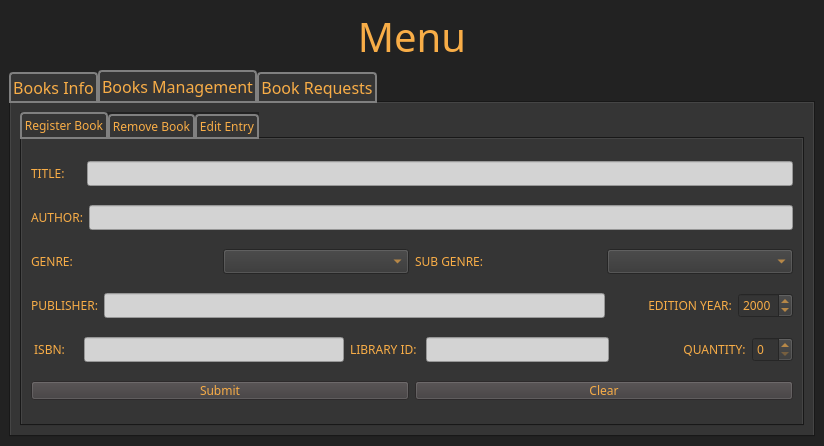
Qt form mainwindow.ui (DistroRickDev/lms_oop_qt) before a commit.
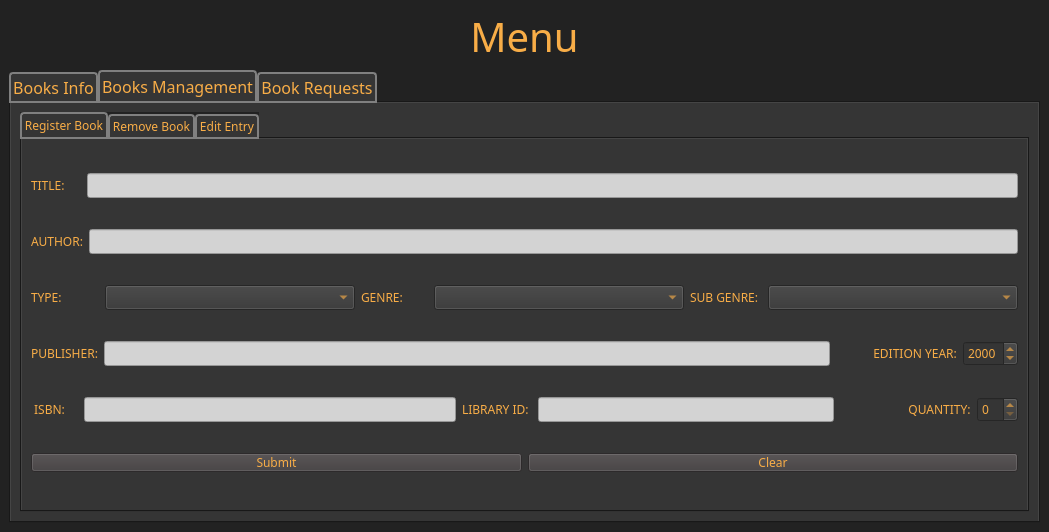
The same form after that commit.

Commit message: change genre and subgenre

```diff
--- a/mainwindow.ui
+++ b/mainwindow.ui
@@ -6,8 +6,8 @@
    <rect>
     <x>0</x>
     <y>0</y>
-    <width>824</width>
-    <height>446</height>
+    <width>1049</width>
+    <height>532</height>
    </rect>
   </property>
   <property name="font">
@@ -69,7 +69,7 @@
 	background: #353535;
 }
 
-QSpinBox, QDateEdit, #genre_cb, #subgenre_cb{
+QSpinBox, QDateEdit, #genre_cb, #subgenre_cb, #type_cb{
 	background: #353535;
 	color: #f8ad47;
 }
@@ -102,7 +102,7 @@
    <property name="styleSheet">
     <string notr="true"/>
    </property>
-   <layout class="QVBoxLayout" name="verticalLayout_6">
+   <layout class="QVBoxLayout" name="verticalLayout_3">
     <item>
      <layout class="QVBoxLayout" name="verticalLayout">
       <item>
@@ -159,7 +159,7 @@
              <attribute name="title">
               <string>Register Book</string>
              </attribute>
-             <layout class="QVBoxLayout" name="verticalLayout_3">
+             <layout class="QVBoxLayout" name="verticalLayout_6">
               <item>
                <layout class="QHBoxLayout" name="horizontalLayout">
                 <item>
@@ -190,6 +190,27 @@
               </item>
               <item>
                <layout class="QHBoxLayout" name="horizontalLayout_19">
+                <item>
+                 <layout class="QHBoxLayout" name="horizontalLayout_14">
+                  <item>
+                   <widget class="QLabel" name="type_label">
+                    <property name="text">
+                     <string>TYPE: </string>
+                    </property>
+                   </widget>
+                  </item>
+                  <item>
+                   <widget class="QComboBox" name="type_cb">
+                    <property name="minimumSize">
+                     <size>
+                      <width>250</width>
+                      <height>0</height>
+                     </size>
+                    </property>
+                   </widget>
+                  </item>
+                 </layout>
+                </item>
                 <item>
                  <layout class="QHBoxLayout" name="horizontalLayout_3">
                   <item>
@@ -201,6 +222,12 @@
                   </item>
                   <item>
                    <widget class="QComboBox" name="genre_cb">
+                    <property name="minimumSize">
+                     <size>
+                      <width>250</width>
+                      <height>0</height>
+                     </size>
+                    </property>
                     <property name="editable">
                      <bool>false</bool>
                     </property>
@@ -219,6 +246,12 @@
                   </item>
                   <item>
                    <widget class="QComboBox" name="subgenre_cb">
+                    <property name="minimumSize">
+                     <size>
+                      <width>250</width>
+                      <height>0</height>
+                     </size>
+                    </property>
                     <property name="editable">
                      <bool>false</bool>
                     </property>
```
The commit also changes 2 other files.
